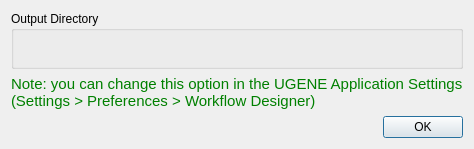
Qt form src/plugins/workflow_designer/src/ui/StartupDialog.ui (violethaze74/ugene) before a commit.
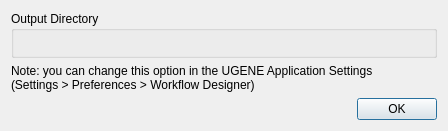
The same form after that commit.

Commit message: UGENE-4862: Hint size in WD Output Directory dialog

The edit to the form file:
```diff
--- a/src/plugins/workflow_designer/src/ui/StartupDialog.ui
+++ b/src/plugins/workflow_designer/src/ui/StartupDialog.ui
@@ -6,8 +6,8 @@
    <rect>
     <x>0</x>
     <y>0</y>
-    <width>460</width>
-    <height>149</height>
+    <width>448</width>
+    <height>131</height>
    </rect>
   </property>
   <property name="windowTitle">
@@ -29,14 +29,6 @@
        <verstretch>0</verstretch>
       </sizepolicy>
      </property>
-     <property name="font">
-      <font>
-       <pointsize>11</pointsize>
-      </font>
-     </property>
-     <property name="styleSheet">
-      <string notr="true">color: green;</string>
-     </property>
      <property name="text">
       <string>Note: you can change this option in the UGENE Application Settings
 (Settings &gt; Preferences &gt; Workflow Designer)</string>
```
The commit also changes 2 other files.
